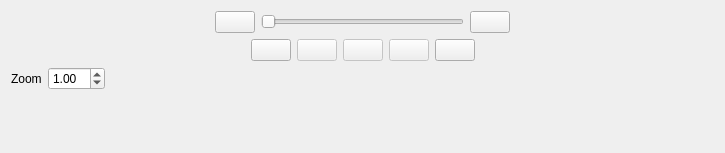
This is resources/designer_ui/cgtvideocontrols.ui in jonathanHuwP/CrystalGrowthTracker as Qt 5 draws it before an edit. The edited form follows.
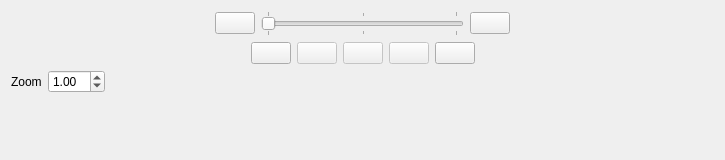
This is the edited form.

Commit message: controls working and stated on label

```diff
--- a/resources/designer_ui/cgtvideocontrols.ui
+++ b/resources/designer_ui/cgtvideocontrols.ui
@@ -7,7 +7,7 @@
     <x>0</x>
     <y>0</y>
     <width>725</width>
-    <height>153</height>
+    <height>160</height>
    </rect>
   </property>
   <property name="windowTitle">
@@ -41,6 +41,12 @@
        <property name="orientation">
         <enum>Qt::Horizontal</enum>
        </property>
+       <property name="tickPosition">
+        <enum>QSlider::TicksBothSides</enum>
+       </property>
+       <property name="tickInterval">
+        <number>50</number>
+       </property>
       </widget>
      </item>
      <item>
```
Left out of the diff: 24 changed lines with no effect on the pictures. The commit also changes 3 other files.
